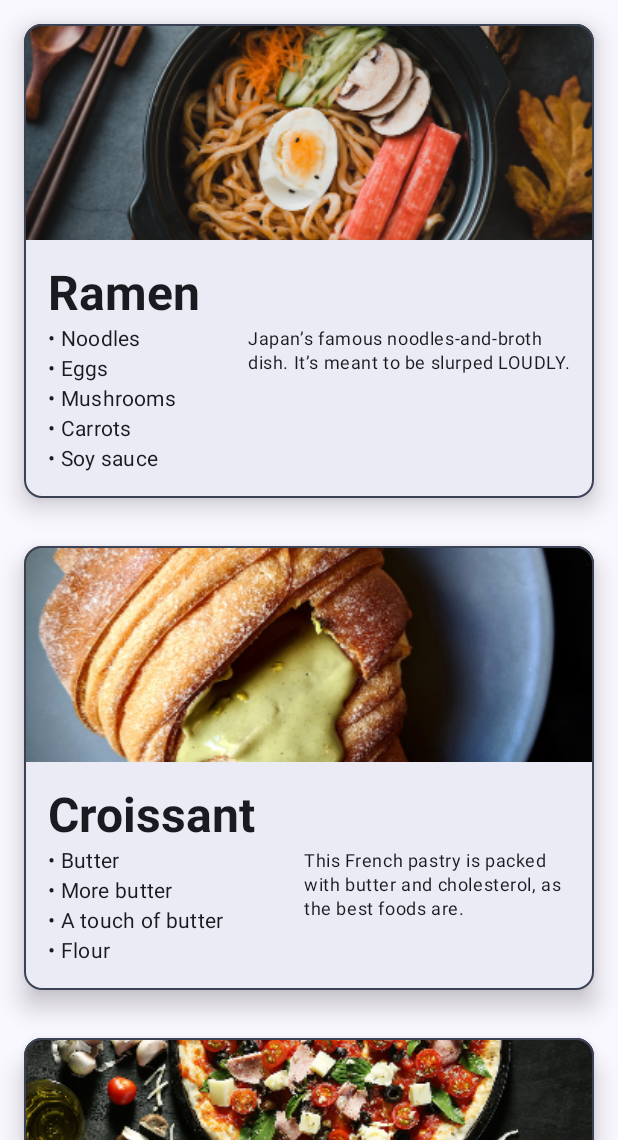
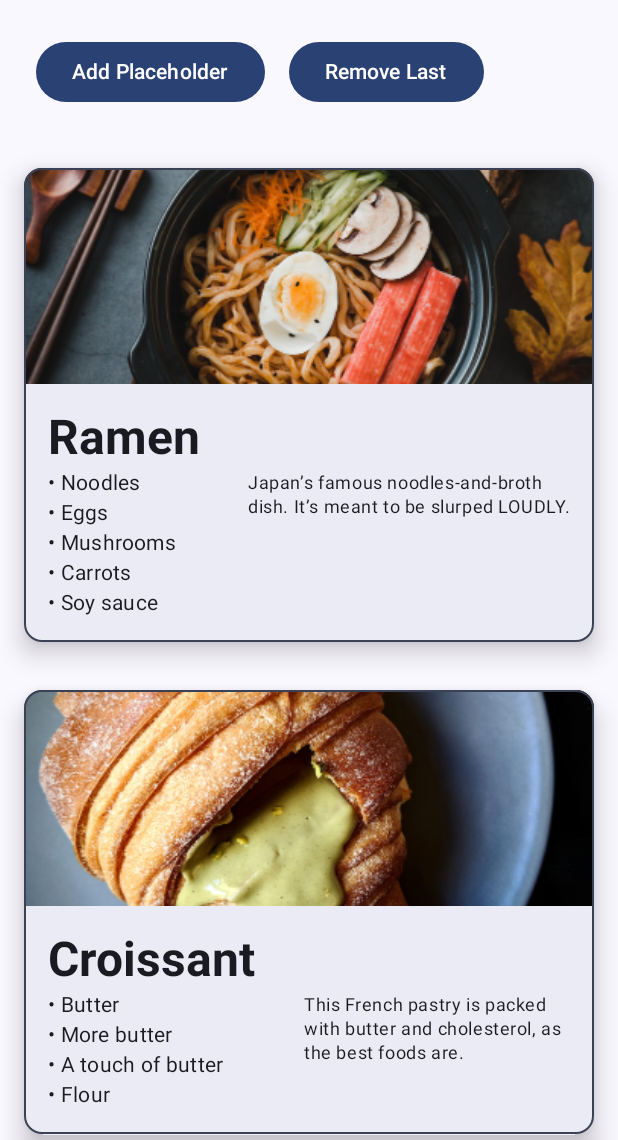
Before and after one commit to tochanenko/AndroidPlayground, an Android app built with Jetpack Compose: the screen it shows after launch (MainActivity), on a phone screen of 412 x 824 dp, the part 96-1236 px from its top. Run offline under Robolectric (Android 15) with nearby library versions, the phone set to English and light mode, and no system bars.

Commit message:
Finish App

```diff
--- a/ComposeCookbook/starter/app/src/main/java/com/kodeco/composecookbook/MainActivity.kt
+++ b/ComposeCookbook/starter/app/src/main/java/com/kodeco/composecookbook/MainActivity.kt
@@ -3,8 +3,12 @@ package com.kodeco.composecookbook
 import android.os.Bundle
 import androidx.activity.ComponentActivity
 import androidx.activity.compose.setContent
+import androidx.compose.foundation.layout.Arrangement
 import androidx.compose.foundation.layout.Column
+import androidx.compose.foundation.layout.Row
 import androidx.compose.foundation.layout.fillMaxSize
+import androidx.compose.foundation.layout.padding
+import androidx.compose.material3.Button
 import androidx.compose.material3.ExperimentalMaterial3Api
 import androidx.compose.material3.MaterialTheme
 import androidx.compose.material3.Surface
@@ -16,9 +20,12 @@ import androidx.compose.ui.Modifier
 import androidx.compose.ui.graphics.Color
 import androidx.compose.ui.platform.testTag
 import androidx.compose.ui.tooling.preview.Preview
+import androidx.compose.ui.unit.dp
 import com.kodeco.composecookbook.ui.theme.ComposeCookbookTheme
 
 class MainActivity : ComponentActivity() {
+    private val viewModel = RecipeListViewModel()
+
     override fun onCreate(savedInstanceState: Bundle?) {
         super.onCreate(savedInstanceState)
         setContent {
@@ -28,7 +35,7 @@ class MainActivity : ComponentActivity() {
                     modifier = Modifier.fillMaxSize(),
                     color = MaterialTheme.colorScheme.background
                 ) {
-                    Cookbook()
+                    Cookbook(viewModel)
                 }
             }
         }
@@ -37,26 +44,51 @@ class MainActivity : ComponentActivity() {
 
 @OptIn(ExperimentalMaterial3Api::class)
 @Composable
-fun Cookbook() {
+fun Cookbook(viewModel: RecipeListViewModel) {
     Column(modifier = Modifier.fillMaxSize()) {
         TopAppBar(
             title = {
                 Text(
                     text = "Compose Cookbook",
-                    modifier = Modifier.testTag("topAbbBarText")
+                    modifier = Modifier.testTag("topAppBarText")
                 )
             },
             colors = TopAppBarDefaults.topAppBarColors(containerColor = Color.LightGray),
             modifier = Modifier.testTag("topAppBar")
         )
-        RecipeList(recipes = defaultRecipes)
+        Row(
+            horizontalArrangement = Arrangement.Center,
+            modifier = Modifier.padding(16.dp)
+        ) {
+            Button(
+                onClick = { viewModel.addPlaceholderRecipe() },
+                modifier = Modifier
+                    .padding(8.dp)
+                    .testTag("addPlaceholderButton")
+            ) {
+                Text(text = "Add Placeholder")
+            }
+            Button(
+                onClick = { viewModel.removeLastRecipe() },
+                modifier = Modifier
+                    .padding(8.dp)
+                    .testTag("removeLastButton")
+            ) {
+                Text(text = "Remove Last")
+            }
+        }
+        Row {
+            RecipeList(viewModel)
+        }
     }
 }
+
 
 @Preview(showBackground = true)
 @Composable
 fun CookbookPreview() {
+    val viewModel = RecipeListViewModel()
     ComposeCookbookTheme {
-        Cookbook()
+        Cookbook(viewModel = viewModel)
     }
 }
--- a/ComposeCookbook/starter/app/src/main/java/com/kodeco/composecookbook/RecipeCard.kt
+++ b/ComposeCookbook/starter/app/src/main/java/com/kodeco/composecookbook/RecipeCard.kt
@@ -67,5 +67,11 @@ fun RecipeCard(recipe: Recipe, modifier: Modifier) {
 @Composable
 @Preview
 fun RecipeCardPreview() {
-    RecipeCard(recipe = defaultRecipes[0], modifier = Modifier.padding(16.dp))
+    val previewRecipe = Recipe(
+        imageResource = R.drawable.noodles,
+        title = "Ramen",
+        ingredients = listOf("Noodles", "Eggs", "Mushrooms", "Carrots", "Soy sauce"),
+        description = "Japan’s famous noodles-and-broth dish. It’s meant to be slurped LOUDLY."
+    )
+    RecipeCard(previewRecipe, Modifier.padding(16.dp))
 }
--- a/ComposeCookbook/starter/app/src/main/java/com/kodeco/composecookbook/RecipeList.kt
+++ b/ComposeCookbook/starter/app/src/main/java/com/kodeco/composecookbook/RecipeList.kt
@@ -7,12 +7,16 @@ import androidx.compose.runtime.Composable
 import androidx.compose.ui.Modifier
 import androidx.compose.ui.tooling.preview.Preview
 import androidx.compose.ui.unit.dp
+import androidx.lifecycle.compose.collectAsStateWithLifecycle
 
 @Composable
-fun RecipeList(recipes: List<Recipe>) {
+fun RecipeList(viewModel: RecipeListViewModel) {
+    // Convert the flow (of MutableStateList) into a State
+    val recipeListState = viewModel.recipeListFlow.collectAsStateWithLifecycle()
+
     LazyColumn {
-        items(recipes) {
-            RecipeCard(it, Modifier.padding(16.dp))
+        items(recipeListState.value) {
+            RecipeCard(it, Modifier.padding(16.dp)) // Added a modifier argument here
         }
     }
 }
@@ -20,5 +24,6 @@ fun RecipeList(recipes: List<Recipe>) {
 @Composable
 @Preview
 fun RecipeListPreview() {
-    RecipeList(defaultRecipes)
+    val viewModel = RecipeListViewModel()
+    RecipeList(viewModel = viewModel)
 }
--- /dev/null
+++ b/ComposeCookbook/starter/app/src/main/java/com/kodeco/composecookbook/RecipeListViewModel.kt
@@ -0,0 +1,67 @@
+package com.kodeco.composecookbook
+
+import androidx.compose.runtime.mutableStateListOf
+import androidx.lifecycle.ViewModel
+import kotlinx.coroutines.flow.MutableStateFlow
+import kotlinx.coroutines.flow.StateFlow
+
+class RecipeListViewModel : ViewModel() {
+    private var recipeList = mutableStateListOf(
+        Recipe(
+            imageResource = R.drawable.noodles,
+            title = "Ramen",
+            ingredients = listOf("Noodles", "Eggs", "Mushrooms", "Carrots", "Soy sauce"),
+            description = "Japan’s famous noodles-and-broth dish. It’s meant to be slurped LOUDLY."
+        ),
+        Recipe(
+            imageResource = R.drawable.croissant,
+            title = "Croissant",
+            ingredients = listOf("Butter", "More butter", "A touch of butter", "Flour"),
+            description = "This French pastry is packed with butter and cholesterol, as the best foods are."
+        ),
+        Recipe(
+            imageResource = R.drawable.pizza,
+            title = "Pizza",
+            ingredients = listOf("Pizza dough", "Tomatoes", "Cheese", "Spinach", "Love"),
+            description = "The official food of late-night coding sessions. Millions of programmers can’t be wrong!"
+        ),
+        Recipe(
+            imageResource = R.drawable.produce,
+            title = "Veggie Medley",
+            ingredients = listOf("Vegetables"),
+            description = "We had to put something healthy on the menu..."
+        ),
+        Recipe(
+            imageResource = R.drawable.salad_egg,
+            title = "Egg Salad",
+            ingredients = listOf("Eggs", "Mayonnaise", "Paprika", "Mustard"),
+            description = "It’s really just eggs in tasty, creamy goo. The vegetables in the photo are just for show."
+        ),
+        Recipe(
+            imageResource = R.drawable.smoothie,
+            title = "Fruit Smoothie",
+            ingredients = listOf("Banana", "Kiwi", "Milk", "Cream", "Ice", "Flax seed"),
+            description = "The healthy version of a milkshake. We’ll have a REAL milkshake later."
+        )
+    )
+
+    private val _recipeListFlow = MutableStateFlow(recipeList)
+    val recipeListFlow: StateFlow<List<Recipe>> get() = _recipeListFlow
+
+    fun addPlaceholderRecipe() {
+        recipeList.add(
+            Recipe(
+                imageResource = R.drawable.fork_spoon,
+                title = "Placeholder",
+                ingredients = listOf("Ingredient 1", "Ingredient 2", "Ingredient 3"),
+                description = "Lorem ipsum yummy yum!"
+            )
+        )
+    }
+
+    fun removeLastRecipe() {
+        if (recipeList.isNotEmpty()) {
+            recipeList.remove(recipeList.last())
+        }
+    }
+}
--- a/ComposeCookbook/starter/app/src/main/java/com/kodeco/composecookbook/Recipes.kt
+++ /dev/null
@@ -1,40 +0,0 @@
-package com.kodeco.composecookbook
-
-val defaultRecipes = listOf(
-    Recipe(
-        imageResource = R.drawable.noodles,
-        title = "Ramen",
-        ingredients = listOf("Noodles", "Eggs", "Mushrooms", "Carrots", "Soy sauce"),
-        description = "Japan’s famous noodles-and-broth dish. It’s meant to be slurped LOUDLY."
-    ),
-    Recipe(
-        imageResource = R.drawable.croissant,
-        title = "Croissant",
-        ingredients = listOf("Butter", "More butter", "A touch of butter", "Flour"),
-        description = "This French pastry is packed with butter and cholesterol, as the best foods are."
-    ),
-    Recipe(
-        imageResource = R.drawable.pizza,
-        title = "Pizza",
-        ingredients = listOf("Pizza dough", "Tomatoes", "Cheese", "Spinach", "Love"),
-        description = "The official food of late-night coding sessions. Millions of programmers can’t be wrong!"
-    ),
-    Recipe(
-        imageResource = R.drawable.produce,
-        title = "Veggie Medley",
-        ingredients = listOf("Vegetables"),
-        description = "We had to put something healthy on the menu..."
-    ),
-    Recipe(
-        imageResource = R.drawable.salad_egg,
-        title = "Egg Salad",
-        ingredients = listOf("Eggs", "Mayonnaise", "Paprika", "Mustard"),
-        description = "It’s really just eggs in tasty, creamy goo. The vegetables in the photo are just for show."
-    ),
-    Recipe(
-        imageResource = R.drawable.smoothie,
-        title= "Fruit Smoothie",
-        ingredients = listOf("Banana", "Kiwi", "Milk", "Cream", "Ice", "Flax seed"),
-        description = "The healthy version of a milkshake. We’ll have a REAL milkshake later."
-    )
-)
```
